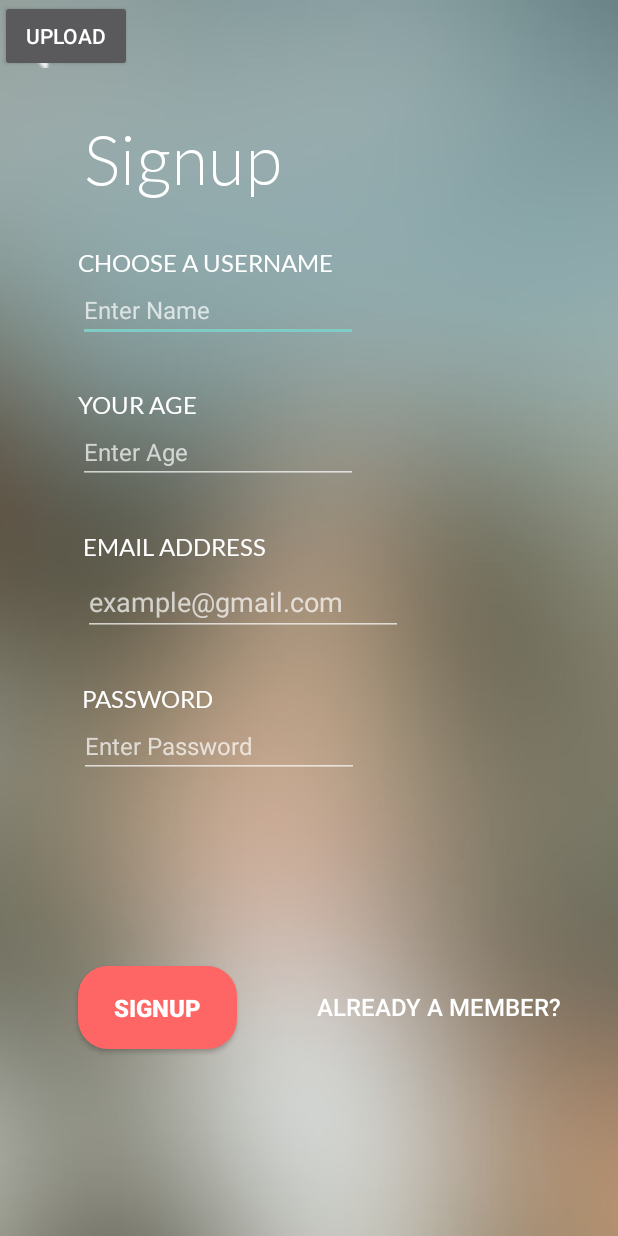
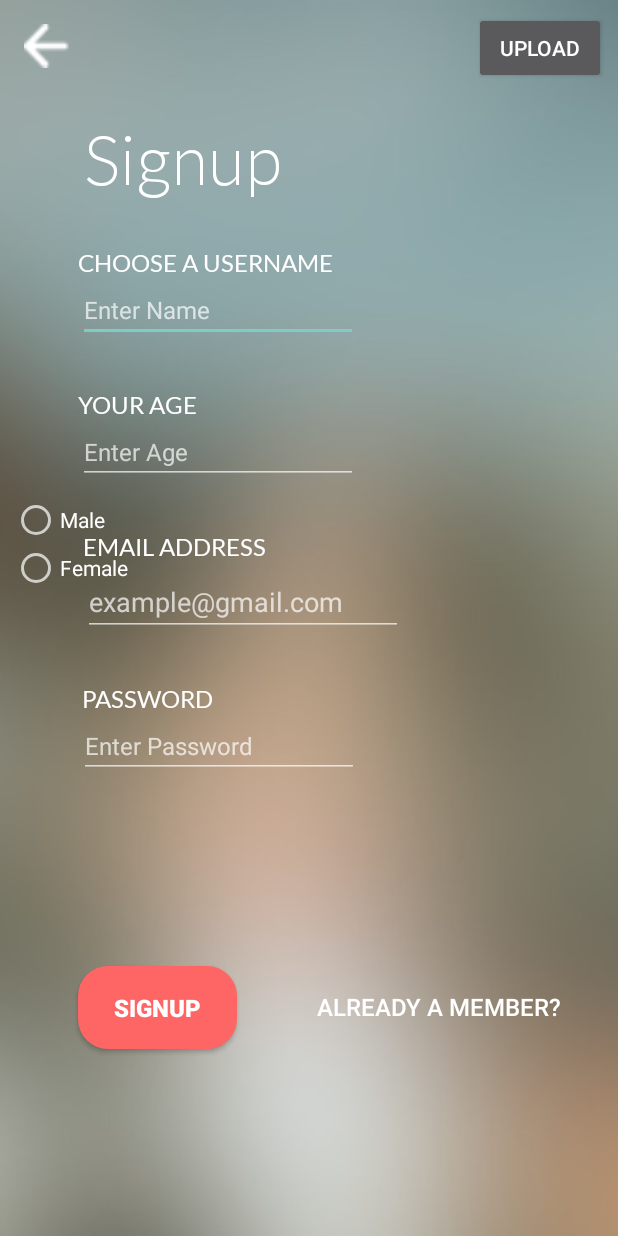
Before and after one commit to joshlimlim/HERADatingApp, an Android app: the RegisterActivity screen opened directly, with no data from a screen before it, after a tap on "SIGNUP", on a phone screen of 412 x 824 dp. Run offline under Robolectric (Android 15) with nearby library versions, the phone set to English and light mode, and no system bars; our stand-ins replace Firebase (no records; nobody signed in at launch, a user with empty details on screens opened directly); 4 statements that could not run were skipped.

```diff
--- a/app/src/main/java/com/mad/heradatingapp/Profile.java
+++ b/app/src/main/java/com/mad/heradatingapp/Profile.java
@@ -18,6 +18,7 @@ public class Profile {
     private String location;
     private String email;
     private String password;
+    private String gender;
 
     public Profile() {}
 
@@ -58,4 +59,12 @@ public class Profile {
     public void setLocation(String location) {
         this.location = location;
     }
+
+    public String getGender() {
+        return gender;
+    }
+
+    public void setGender(String gender) {
+        this.gender = gender;
+    }
 }
--- a/app/src/main/java/com/mad/heradatingapp/RegisterActivity.java
+++ b/app/src/main/java/com/mad/heradatingapp/RegisterActivity.java
@@ -8,6 +8,8 @@ import android.view.View;
 import android.widget.Button;
 import android.widget.EditText;
 import android.widget.ImageButton;
+import android.widget.RadioButton;
+import android.widget.RadioGroup;
 import android.widget.Toast;
 
 import com.google.android.gms.tasks.OnCompleteListener;
@@ -24,8 +26,9 @@ import java.util.Map;
 public class RegisterActivity extends AppCompatActivity {
     EditText txtName, txtAge, txtEmail, txtPassword;
     Button btnSignup;
-    //DatabaseReference reff;
+    DatabaseReference reff;
     Profile member;
+    RadioGroup mradioGroup;
 
     private FirebaseAuth mAuth;
     private FirebaseAuth.AuthStateListener firebaseAuthStateListener;
@@ -55,6 +58,7 @@ public class RegisterActivity extends AppCompatActivity {
         txtEmail = (EditText)findViewById(R.id.etEmail);
         txtPassword = (EditText)findViewById(R.id.etPassword);
         btnSignup = (Button)findViewById(R.id.btnSignup);
+        mradioGroup = (RadioGroup)findViewById(R.id.radioGroup);
         member = new Profile();
         btnSignup.setOnClickListener(new View.OnClickListener() {
             @Override
@@ -64,12 +68,24 @@ public class RegisterActivity extends AppCompatActivity {
                 member.setAge(age);
                 member.setEmail(txtEmail.getText().toString());
                 member.setPassword(txtPassword.getText().toString());
+                int selectedId = mradioGroup.getCheckedRadioButtonId();
+                final RadioButton radioButton = (RadioButton) findViewById(selectedId);
+                if (radioButton.getText() == null){
+                    Toast.makeText(RegisterActivity.this,"Choose a gender!",Toast.LENGTH_LONG).show();
+                    return;
+                }else{
+                    member.setGender(radioButton.getText().toString());
+                }
 
                 mAuth.createUserWithEmailAndPassword(member.getEmail(), member.getPassword()).addOnCompleteListener(RegisterActivity.this, new OnCompleteListener<AuthResult>() {
                     @Override
                     public void onComplete(@NonNull Task<AuthResult> task) {
                         if (!task.isSuccessful()){
                             Toast.makeText(RegisterActivity.this,"sign up error",Toast.LENGTH_LONG).show();
+                        }else{
+                            String userId = mAuth.getCurrentUser().getUid();
+                            reff = FirebaseDatabase.getInstance().getReference().child("Member").child(radioButton.getText().toString()).child(userId).child("name");
+                            reff.setValue(member.getName());
                         }
                     }
                 });
--- a/app/src/main/res/layout/activity_register.xml
+++ b/app/src/main/res/layout/activity_register.xml
@@ -64,6 +64,27 @@
         app:layout_constraintHorizontal_bias="0.0"
         app:layout_constraintStart_toStartOf="parent"
         app:layout_constraintTop_toBottomOf="@+id/etUsername" />
+
+    <RadioGroup
+        android:layout_width="match_parent"
+        android:layout_height="wrap_content"
+        android:layout_marginStart="8dp"
+        android:layout_marginTop="8dp"
+        android:layout_marginEnd="8dp"
+        app:layout_constraintEnd_toEndOf="parent"
+        app:layout_constraintStart_toStartOf="parent"
+        app:layout_constraintTop_toBottomOf="@+id/etAge"
+        android:id="@+id/radioGroup">
+        <RadioButton
+            android:layout_width="wrap_content"
+            android:layout_height="wrap_content"
+            android:text="Male" />
+
+        <RadioButton
+            android:layout_width="wrap_content"
+            android:layout_height="wrap_content"
+            android:text="Female" />
+    </RadioGroup>
 
     <EditText
         android:id="@+id/etUsername"
@@ -202,9 +223,11 @@
         android:id="@+id/btnUpload"
         android:layout_width="wrap_content"
         android:layout_height="wrap_content"
+        android:layout_marginTop="8dp"
+        android:layout_marginEnd="8dp"
         android:onClick="onUpload"
         android:text="Upload"
-        tools:layout_editor_absoluteX="257dp"
-        tools:layout_editor_absoluteY="45dp" />
+        app:layout_constraintEnd_toEndOf="parent"
+        app:layout_constraintTop_toTopOf="parent" />
 
 </android.support.constraint.ConstraintLayout>
```
